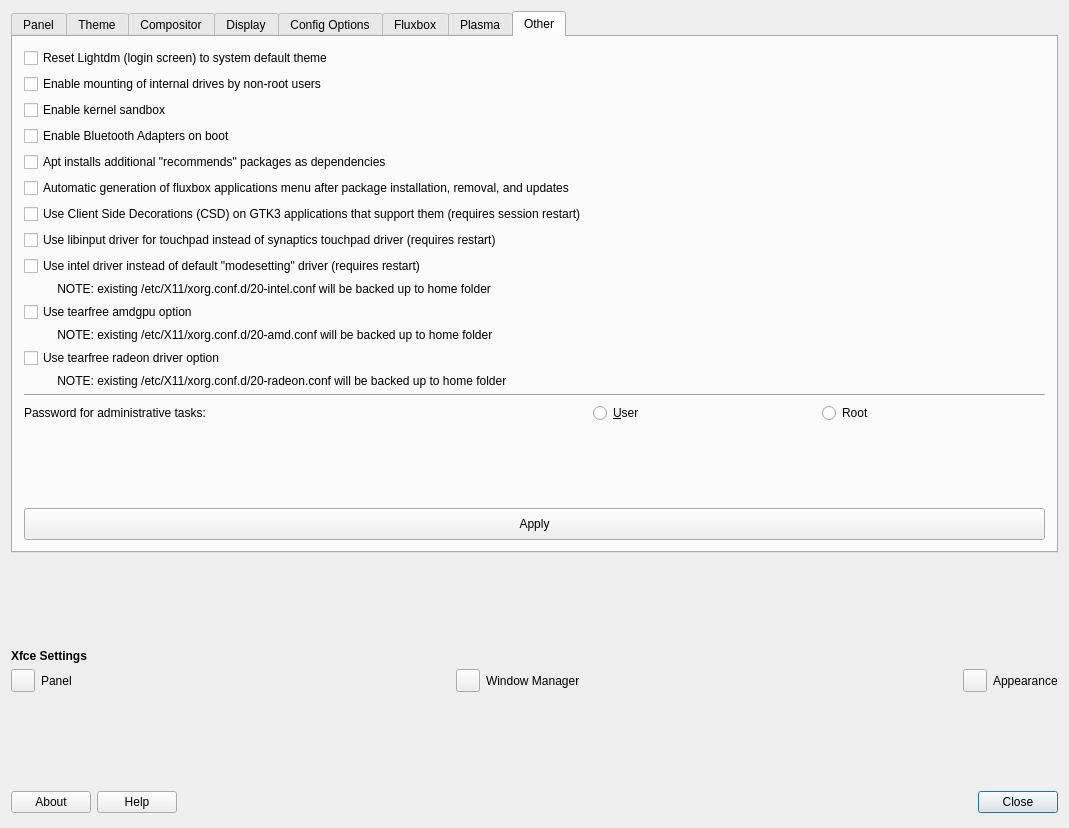
This is defaultlook.ui in MX-Linux/mx-tweak as Qt 5 draws it before an edit. The edited form follows.
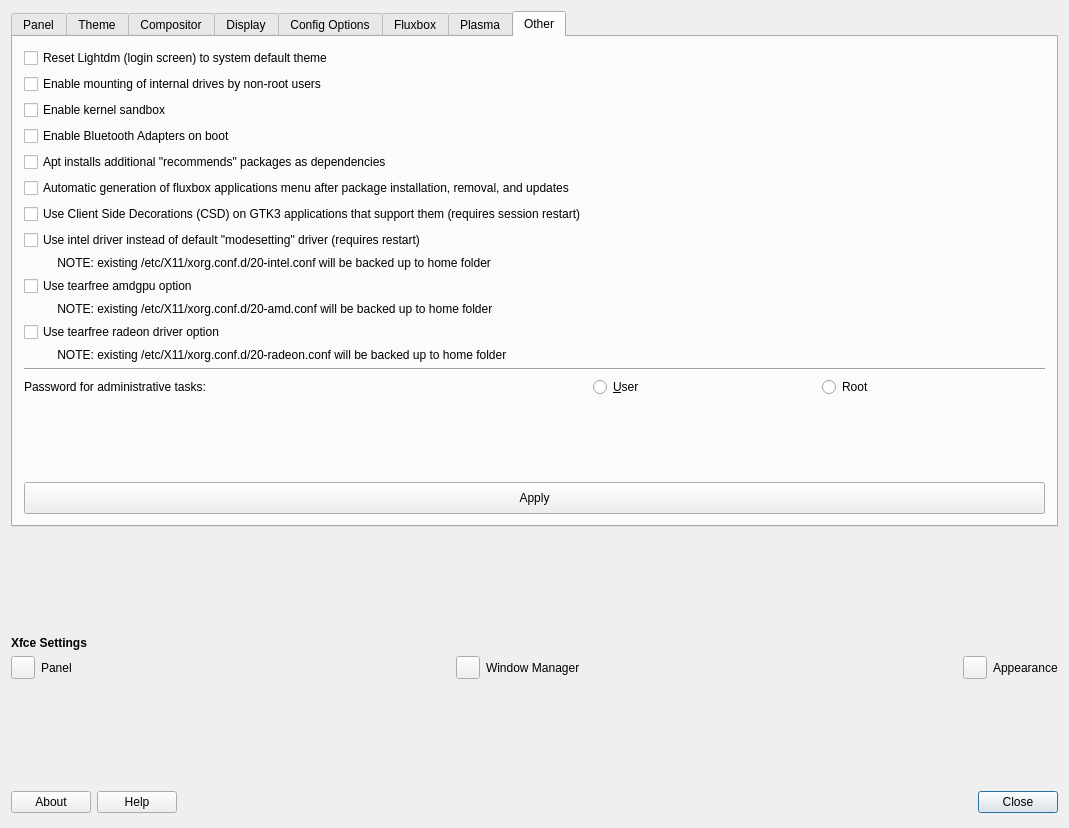
This is the edited form. The open tabs and pages were chosen to show the change. Icons and pictures are not drawn.

Commit message: remove libinput overrides

The edit to the form file:
```diff
--- a/defaultlook.ui
+++ b/defaultlook.ui
@@ -152,7 +152,7 @@
       <enum>QTabWidget::North</enum>
      </property>
      <property name="currentIndex">
-      <number>1</number>
+      <number>7</number>
      </property>
      <widget class="QWidget" name="Panel">
       <attribute name="title">
@@ -1720,51 +1720,65 @@
       <layout class="QGridLayout" name="gridLayout_8">
        <item row="0" column="0">
         <layout class="QGridLayout" name="gridLayout_7">
-         <item row="13" column="0">
-          <widget class="QCheckBox" name="checkboxRadeontearfree">
+         <item row="0" column="0">
+          <widget class="QCheckBox" name="checkBoxLightdmReset">
            <property name="text">
-            <string>Use tearfree radeon driver option</string>
+            <string>Reset Lightdm (login screen) to system default theme</string>
            </property>
           </widget>
          </item>
-         <item row="18" column="0" colspan="3">
-          <widget class="QPushButton" name="ButtonApplyEtc">
-           <property name="minimumSize">
-            <size>
-             <width>0</width>
-             <height>32</height>
-            </size>
+         <item row="3" column="0">
+          <widget class="QCheckBox" name="checkBoxbluetoothAutoEnable">
+           <property name="toolTip">
+            <string>&lt;html&gt;&lt;head/&gt;&lt;body&gt;&lt;p&gt;requires reboot&lt;/p&gt;&lt;/body&gt;&lt;/html&gt;</string>
            </property>
            <property name="text">
-            <string>Apply</string>
+            <string>Enable Bluetooth Adapters on boot</string>
            </property>
-           <property name="icon">
-            <iconset theme="dialog-ok">
-             <normaloff>.</normaloff>.</iconset>
+          </widget>
+         </item>
+         <item row="2" column="0">
+          <widget class="QCheckBox" name="checkBoxSandbox">
+           <property name="text">
+            <string>Enable kernel sandbox</string>
            </property>
           </widget>
          </item>
-         <item row="16" column="2">
+         <item row="5" column="0">
+          <widget class="QCheckBox" name="checkBoxDisableFluxboxMenuGeneration">
+           <property name="text">
+            <string>Automatic generation of fluxbox applications menu after package installation, removal, and updates</string>
+           </property>
+          </widget>
+         </item>
+         <item row="14" column="0" colspan="3">
+          <widget class="Line" name="line_2">
+           <property name="orientation">
+            <enum>Qt::Horizontal</enum>
+           </property>
+          </widget>
+         </item>
+         <item row="15" column="2">
           <widget class="QRadioButton" name="radioSudoRoot">
            <property name="text">
             <string>Root</string>
            </property>
           </widget>
          </item>
-         <item row="9" column="0">
-          <widget class="QCheckBox" name="checkboxIntelDriver">
-           <property name="text">
-            <string>Use intel driver instead of default &quot;modesetting&quot; driver (requires restart)</string>
-           </property>
-          </widget>
-         </item>
-         <item row="16" column="0">
+         <item row="15" column="0">
           <widget class="QLabel" name="label_11">
            <property name="text">
             <string>Password for administrative tasks:</string>
            </property>
           </widget>
          </item>
+         <item row="10" column="0">
+          <widget class="QCheckBox" name="checkboxAMDtearfree">
+           <property name="text">
+            <string>Use tearfree amdgpu option</string>
+           </property>
+          </widget>
+         </item>
          <item row="4" column="0">
           <widget class="QCheckBox" name="checkBoxInstallRecommends">
            <property name="text">
@@ -1772,59 +1786,52 @@
            </property>
           </widget>
          </item>
-         <item row="12" column="0" colspan="2">
+         <item row="17" column="0" colspan="3">
+          <widget class="QPushButton" name="ButtonApplyEtc">
+           <property name="minimumSize">
+            <size>
+             <width>0</width>
+             <height>32</height>
+            </size>
+           </property>
+           <property name="text">
+            <string>Apply</string>
+           </property>
+           <property name="icon">
+            <iconset theme="dialog-ok">
+             <normaloff>.</normaloff>.</iconset>
+           </property>
+          </widget>
+         </item>
+         <item row="11" column="0" colspan="2">
           <widget class="QLabel" name="labelamdgpu">
            <property name="text">
             <string>          NOTE: existing /etc/X11/xorg.conf.d/20-amd.conf will be backed up to home folder</string>
            </property>
           </widget>
          </item>
-         <item row="14" column="0" colspan="2">
-          <widget class="QLabel" name="labelradeon">
+         <item row="12" column="0">
+          <widget class="QCheckBox" name="checkboxRadeontearfree">
            <property name="text">
-            <string>          NOTE: existing /etc/X11/xorg.conf.d/20-radeon.conf will be backed up to home folder</string>
+            <string>Use tearfree radeon driver option</string>
            </property>
           </widget>
          </item>
-         <item row="6" column="0">
-          <widget class="QCheckBox" name="checkBoxCSD">
+         <item row="1" column="0">
+          <widget class="QCheckBox" name="checkBoxMountInternalDrivesNonRoot">
            <property name="text">
-            <string>Use Client Side Decorations (CSD) on GTK3 applications that support them (requires session restart)</string>
+            <string>Enable mounting of internal drives by non-root users</string>
            </property>
           </widget>
          </item>
-         <item row="0" column="0">
-          <widget class="QCheckBox" name="checkBoxLightdmReset">
+         <item row="8" column="0">
+          <widget class="QCheckBox" name="checkboxIntelDriver">
            <property name="text">
-            <string>Reset Lightdm (login screen) to system default theme</string>
+            <string>Use intel driver instead of default &quot;modesetting&quot; driver (requires restart)</string>
            </property>
           </widget>
          </item>
-         <item row="3" column="0">
-          <widget class="QCheckBox" name="checkBoxbluetoothAutoEnable">
-           <property name="toolTip">
-            <string>&lt;html&gt;&lt;head/&gt;&lt;body&gt;&lt;p&gt;requires reboot&lt;/p&gt;&lt;/body&gt;&lt;/html&gt;</string>
-           </property>
-           <property name="text">
-            <string>Enable Bluetooth Adapters on boot</string>
-           </property>
-          </widget>
-         </item>
-         <item row="15" column="0" colspan="3">
-          <widget class="Line" name="line_2">
-           <property name="orientation">
-            <enum>Qt::Horizontal</enum>
-           </property>
-          </widget>
-         </item>
-         <item row="16" column="1">
-          <widget class="QRadioButton" name="radioSudoUser">
-           <property name="text">
-            <string>&amp;User</string>
-           </property>
-          </widget>
-         </item>
-         <item row="17" column="0" colspan="3">
+         <item row="16" column="0" colspan="3">
           <spacer name="verticalSpacer_6">
            <property name="orientation">
             <enum>Qt::Vertical</enum>
@@ -1837,45 +1844,31 @@
            </property>
           </spacer>
          </item>
-         <item row="8" column="0" colspan="2">
-          <widget class="QCheckBox" name="checkBoxlibinput">
+         <item row="15" column="1">
+          <widget class="QRadioButton" name="radioSudoUser">
            <property name="text">
-            <string>Use libinput driver for touchpad instead of synaptics touchpad driver (requires restart)</string>
+            <string>&amp;User</string>
            </property>
           </widget>
          </item>
-         <item row="10" column="0" colspan="2">
+         <item row="9" column="0" colspan="2">
           <widget class="QLabel" name="labelIntel">
            <property name="text">
             <string>          NOTE: existing /etc/X11/xorg.conf.d/20-intel.conf will be backed up to home folder</string>
            </property>
           </widget>
          </item>
-         <item row="11" column="0">
-          <widget class="QCheckBox" name="checkboxAMDtearfree">
+         <item row="6" column="0">
+          <widget class="QCheckBox" name="checkBoxCSD">
            <property name="text">
-            <string>Use tearfree amdgpu option</string>
+            <string>Use Client Side Decorations (CSD) on GTK3 applications that support them (requires session restart)</string>
            </property>
           </widget>
          </item>
-         <item row="2" column="0">
-          <widget class="QCheckBox" name="checkBoxSandbox">
+         <item row="13" column="0" colspan="2">
+          <widget class="QLabel" name="labelradeon">
            <property name="text">
-            <string>Enable kernel sandbox</string>
-           </property>
-          </widget>
-         </item>
-         <item row="1" column="0">
-          <widget class="QCheckBox" name="checkBoxMountInternalDrivesNonRoot">
-           <property name="text">
-            <string>Enable mounting of internal drives by non-root users</string>
-           </property>
-          </widget>
-         </item>
-         <item row="5" column="0">
-          <widget class="QCheckBox" name="checkBoxDisableFluxboxMenuGeneration">
-           <property name="text">
-            <string>Automatic generation of fluxbox applications menu after package installation, removal, and updates</string>
+            <string>          NOTE: existing /etc/X11/xorg.conf.d/20-radeon.conf will be backed up to home folder</string>
            </property>
           </widget>
          </item>
```
The commit also changes 3 other files.
